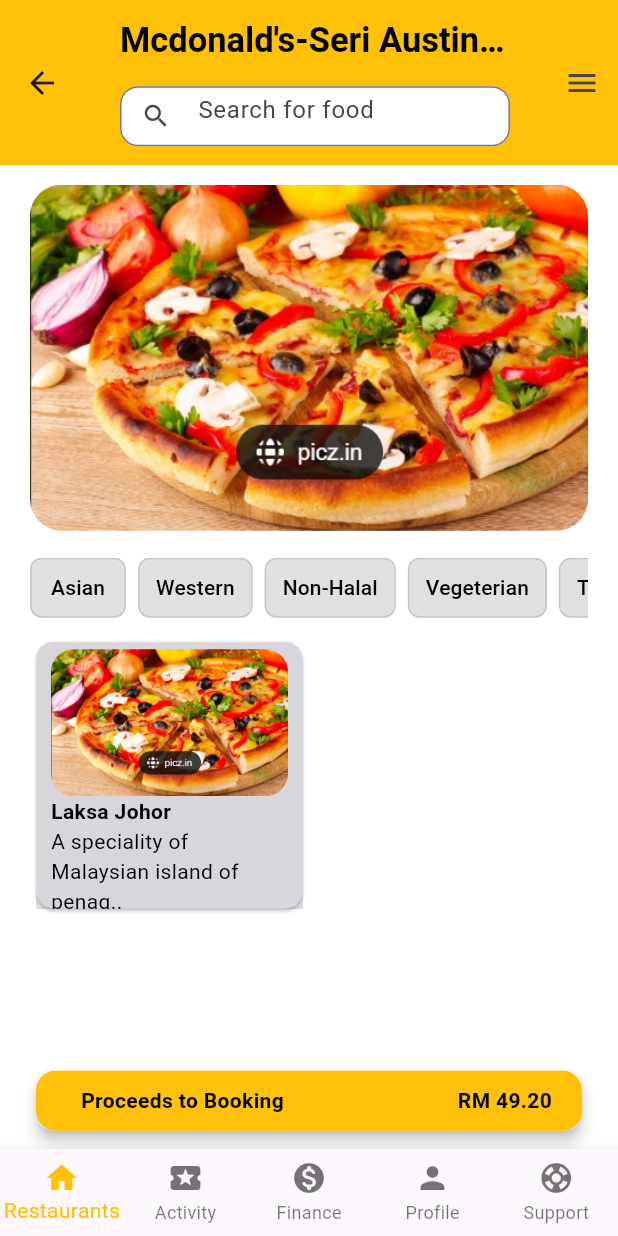
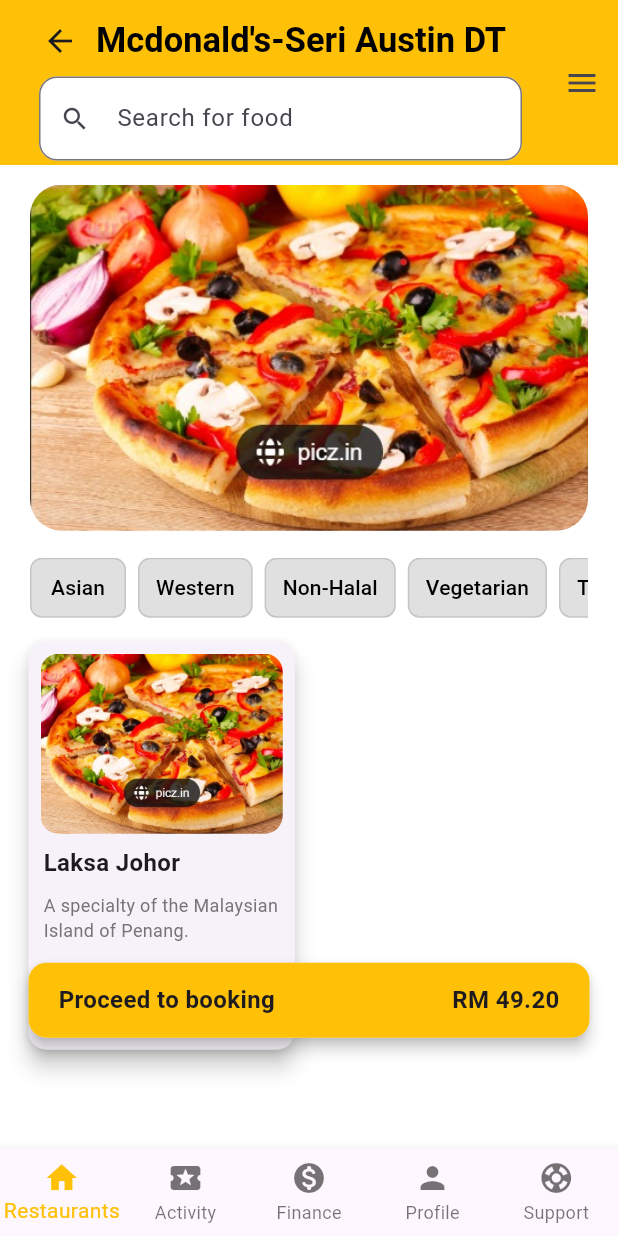
Before and after one commit to safwan119/Resto-app-for-practise, a Flutter app: the SearchPicture screen opened directly, on a phone screen of 412 x 824 dp. Run offline on Flutter 3.47's test engine with Material 3 defaults, Android fonts, the phone set to English and light mode, and no system bars; our stand-ins replace firebase_auth, firebase_core, firebase_database, flutter_dotenv, flutter_rating, fluttertoast and 2 more; accounts and stored records are empty.

Commit message:
Changes of menu in this file

```diff
--- a/lib/searchPic.dart
+++ b/lib/searchPic.dart
@@ -2,6 +2,15 @@ import 'package:flutter/cupertino.dart';
 import 'package:flutter/material.dart';
 import 'package:my_first_proj/bottom_navigator/bottom_navigator_bar.dart';
 import 'package:my_first_proj/drawer/drawer.dart';
+class FoodMenu3 {
+  double? price;
+  String? title;
+  String? description;
+  String? imagePath;
+
+  FoodMenu3(
+      {required this.price, required this.title, required this.description, required this.imagePath});
+}
 
 class SearchPicture extends StatefulWidget{
   @override
@@ -16,30 +25,30 @@ class _SearchPictureState extends State<SearchPicture> {
     {"title": "Asian"},
     {"title": "Western"},
     {"title": "Non-Halal"},
-    {"title": "Vegeterian"},
+    {"title": "Vegetarian"},
     {"title": "Thailand"},
     {"title": "Chinese"},
   ];
-  List<Map<String, dynamic>> Menu = [
-    {
-      "title": "Laksa Johor",
-      "subtitle": "A speciality of Malaysian island of penag..",
-    },
+  List<FoodMenu3> FoodList3 = [
+    FoodMenu3(price: 17.00,
+        title: "Laksa Johor",
+        description: "A specialty of the Malaysian Island of Penang.",
+        imagePath: "assets/image/picture.jpg"),
   ];
-  List<Map<String, dynamic>> FilterMenuFood = [];
+  List<FoodMenu3> FilterMenuFood4 = [];
 
-  @override
   void initState() {
     super.initState();
-    FilterMenuFood = List.from(Menu);
+    FilterMenuFood4 = List.from(FoodList3);
   }
 
   void FilterSearch() {
     setState(() {
-      FilterMenuFood = srch.isEmpty
-          ? List.from(Menu)
-          : Menu.where(
-            (item) => item['title'].toString().toLowerCase().contains(
+      FilterMenuFood4 = srch.isEmpty
+          ? List.from(FoodList3)
+          : FoodList3.where(
+            (item) =>
+            item.toString().toLowerCase().contains(
               srch.toLowerCase(),
             ),
       ).toList();
@@ -48,12 +57,19 @@ class _SearchPictureState extends State<SearchPicture> {
   Widget build(BuildContext context){
     return Scaffold(
       appBar: AppBar(
+        automaticallyImplyLeading: false,
         toolbarHeight: 110,
         title: Column(
+          crossAxisAlignment: CrossAxisAlignment.start,
           children: [
-            Padding(
-              padding: const EdgeInsets.all(8.0),
-              child: Text(
+            Row(
+              children: [
+                IconButton(onPressed: (){
+                  Navigator.pop(context);
+                }, icon: Icon(Icons.arrow_back_outlined)),
+                Column(
+                  children: [
+                    Text(
                       "Mcdonald's-Seri Austin DT",
                       style: TextStyle(
                         color: Colors.black,
@@ -61,11 +77,13 @@ class _SearchPictureState extends State<SearchPicture> {
                         fontWeight: FontWeight.bold,
                       ),
                     ),
+                  ],
+                ),
+              ],
             ),
             Padding(
-              padding: const EdgeInsets.all(8.0),
-              child:  Container(
-                height: 40,
+              padding: const EdgeInsets.only(left: 10),
+              child: Container(
                 decoration: BoxDecoration(
                   color: Colors.white,
                   borderRadius: BorderRadius.circular(12),
@@ -128,47 +146,64 @@ class _SearchPictureState extends State<SearchPicture> {
               ),
             ),
            SizedBox(height: 12,),
+            Stack(
+              children: [
                 Padding(
-              padding: const EdgeInsets.symmetric(horizontal: 20),
-              child: FilterMenuFood.isNotEmpty
-                  ? GridView.count(
+                  padding: const EdgeInsets.symmetric(horizontal: 15),
+                  child: FilterMenuFood4.isNotEmpty ? GridView.builder(
+                      physics: NeverScrollableScrollPhysics(),
                       shrinkWrap: true,
-                physics: NeverScrollableScrollPhysics(),
-                crossAxisCount: 2,
-                children: FilterMenuFood.map((item) {
-                  return FoodMenu2(item['title'], item['subtitle']);
-                }).toList(),
-              )
-                  : Text("No result found"),
+                      itemCount: FilterMenuFood4.length,
+                      gridDelegate: SliverGridDelegateWithMaxCrossAxisExtent(
+                          maxCrossAxisExtent: 250,
+                          mainAxisExtent: 280,
+                          childAspectRatio: 0.75,
+                          crossAxisSpacing: 11.0,
+                          mainAxisSpacing: 11.0
                       ),
-
-            SizedBox(height: 100,),
-             Padding(
-               padding: const EdgeInsets.symmetric(horizontal: 20),
-               child:FilterMenuFood.isNotEmpty? Card(elevation: 4,
-                 child: InkWell(
+                      itemBuilder: (context, index) {
+                        return FoodMenuClass1(food: FilterMenuFood4[index],);
+                      }) : Container(
+                      child: Center(child: Text("No result found"))),
+                ),
+                Positioned(bottom: 8,
+                    left: 0,
+                    right: 0,
+                    child: Padding(
+                      padding: const EdgeInsets.symmetric(horizontal: 15),
+                      child: Card(
+                        elevation: 4,
                         child: Container(
+                          height: 50,
                           width: double.infinity,
-                     height: 40,
                           decoration: BoxDecoration(
-                       borderRadius: BorderRadius.circular(13),
+                            borderRadius: BorderRadius.circular(12),
                             color: Colors.amber,
                           ),
-                     child:Row(
+                          child: Row(
                             children: [
-                         SizedBox(width: 30,),
-                         Text("Proceeds to Booking",style: TextStyle(color: Colors.black,fontWeight: FontWeight.bold),),
+                              Padding(
+                                padding: const EdgeInsets.only(left: 20),
+                                child: FilterMenuFood4.isNotEmpty ? Text(
+                                  "Proceed to booking", style: const TextStyle(
+                                  fontWeight: FontWeight.bold,
+                                  fontSize: 16,
+                                ),) : Container(),
+                              ),
                               Spacer(),
                               Padding(
                                 padding: const EdgeInsets.only(right: 20),
-                           child: Text("RM 49.20",style: TextStyle(color: Colors.black,fontWeight: FontWeight.bold)),
+                                child: Text("RM 49.20", style: const TextStyle(
+                                  fontWeight: FontWeight.bold,
+                                  fontSize: 16,
+                                ),),
                               ),
                             ],
-                     )
                           ),
-                   onTap: (){},
                         ),
-               ):Container(),
+                      ),
+                    ))
+              ],
             ),
             SizedBox(height: 20,),
           ],
@@ -201,64 +236,58 @@ class CountryFood2 extends StatelessWidget {
     );
   }
 }
-class FoodMenu2 extends StatelessWidget {
-  String? title;
-  String? subtitle;
-  FoodMenu2(this.title, this.subtitle);
+class FoodMenuClass1 extends StatelessWidget {
+  final FoodMenu3 food;
+
+  FoodMenuClass1({required this.food});
+
   @override
   Widget build(BuildContext context) {
-    return InkWell(
-      onTap: () {},
-      child: Card(
-        child: SingleChildScrollView(
-          child: Container(
-            width: 200,
-            decoration: BoxDecoration(
-              borderRadius: BorderRadius.circular(12),
-              color: Colors.black12,
+    return Card(
+      shape: RoundedRectangleBorder(borderRadius: BorderRadius.circular(12),),
+      elevation: 6,
+      child: Column(
+        crossAxisAlignment: CrossAxisAlignment.start,
+        children: [
+          Padding(
+            padding: const EdgeInsets.all(8.0),
+            child: ClipRRect(borderRadius: BorderRadius.circular(12),
+                child: Image.asset(food.imagePath!, fit: BoxFit.cover,
+                  height: 120,
+                  width: double.infinity,)),
           ),
+          Expanded(
             child: Padding(
               padding: const EdgeInsets.symmetric(horizontal: 10),
               child: Column(
                 crossAxisAlignment: CrossAxisAlignment.start,
                 children: [
-                  SizedBox(height: 5),
-                  ClipRRect(
-                    borderRadius: BorderRadius.circular(15),
-                    child: Image.asset(
-                      "assets/image/picture.jpg",
-                      fit: BoxFit.cover,
-                    ),
-                  ),
-                  Align(
-                    alignment: Alignment.centerLeft,
-                    child: Text(
-                      title!,
-                      style: TextStyle(
-                        color: Colors.black,
+                  Text(food.title!, style: const TextStyle(
                     fontWeight: FontWeight.bold,
-                      ),
-                    ),
-                  ),
-                  Text(subtitle!, style: TextStyle(color: Colors.black)),
+                    fontSize: 16,
+                  ),),
+                  SizedBox(height: 8),
+                  Text(food.description!,
+                    style: TextStyle(color: Colors.grey[600], fontSize: 12),
+                    maxLines: 2,
+                    overflow: TextOverflow.ellipsis,),
+                  SizedBox(height: 15,),
                   Row(
                     children: [
-                      Text(
-                        "RM 17.00",
-                        style: TextStyle(
-                          color: Colors.amber,
+                      Text("RM ${food.price!}",
+                        style: const TextStyle(
                           fontWeight: FontWeight.bold,
-                        ),
-                      ),
+                          color: Colors.orange,
+                        ),),
                       Spacer(),
-                      Icon(Icons.add_box, size: 20, color: Colors.amber),
+                      Icon(Icons.add_box_sharp, color: Colors.amber,),
                     ],
-                  ),
+                  )
                 ],
               ),
             ),
           ),
-        ),
+        ],
       ),
     );
   }
```
Lines whose indentation alone changed are shown as unchanged.
